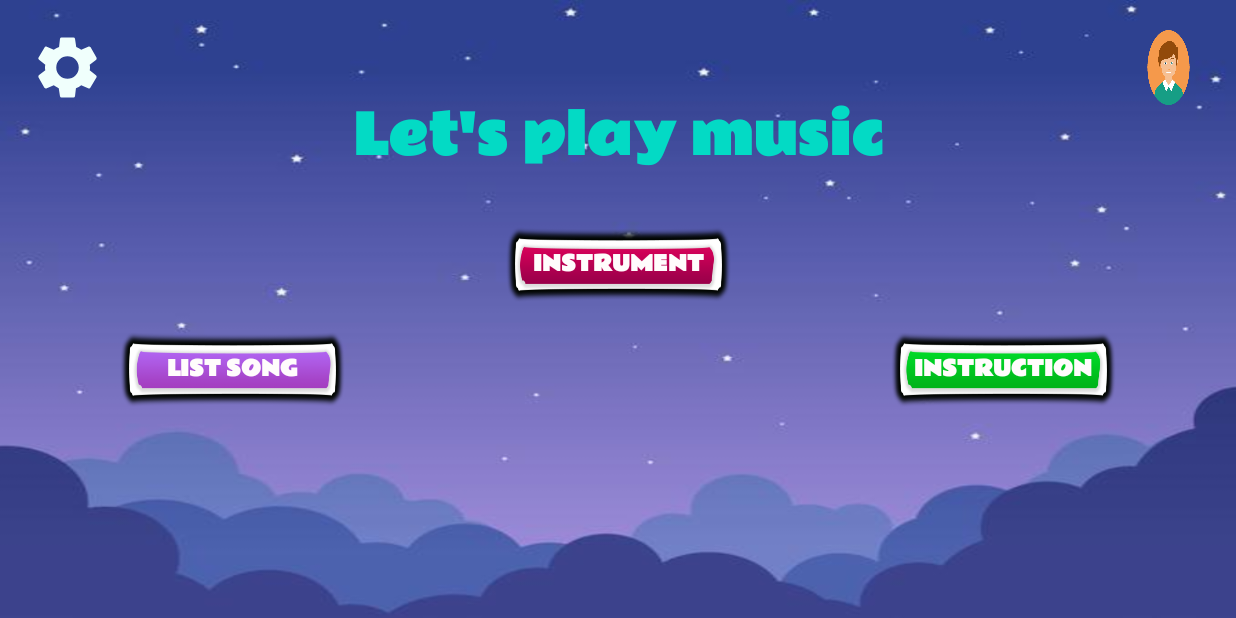
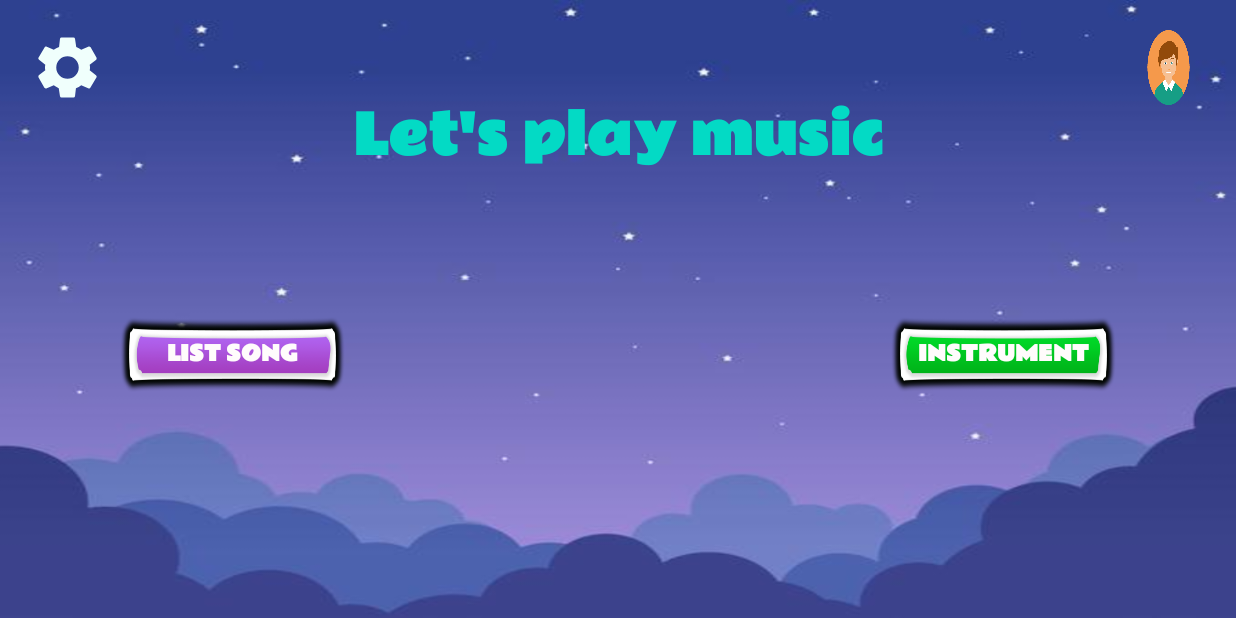
Before and after one commit to linhmiyano99/PianoForKid, an Android app: the screen it shows after launch (MainMenuActivity), on a phone screen of 824 x 412 dp (held sideways). Run offline under Robolectric (Android 15) with nearby library versions, the phone set to English and light mode, and no system bars; our stand-ins replace Room's generated code.

Commit message:
update ui menu

```diff
--- a/app/src/main/res/layout/activity_main_menu.xml
+++ b/app/src/main/res/layout/activity_main_menu.xml
@@ -28,38 +28,27 @@
         style="@style/text_button"
         android:layout_width="150dp"
         android:layout_height="50dp"
-        android:layout_marginStart="80dp"
+        android:layout_marginStart="@dimen/margin_button"
         android:background="@drawable/button_list_song"
         android:baselineAlignBottom="true"
         android:text="@string/list_song"
-        app:layout_constraintBaseline_toBaselineOf="@+id/buttonInstruction"
-        app:layout_constraintEnd_toStartOf="@+id/buttonInstruction"
+        app:layout_constraintBaseline_toBaselineOf="@+id/button_instrument"
+        app:layout_constraintEnd_toStartOf="@+id/button_instrument"
         app:layout_constraintHorizontal_bias="0.0"
         app:layout_constraintStart_toStartOf="parent" />
 
+
     <Button
-        android:id="@+id/buttonInstruction"
+        android:layout_marginTop="@dimen/margin_button"
+        android:id="@+id/button_instrument"
         style="@style/text_button"
         android:layout_width="150dp"
         android:layout_height="50dp"
-        android:layout_marginTop="@dimen/margin_top_button"
         android:layout_marginEnd="@dimen/margin_button"
         android:background="@drawable/button_play_songs"
         android:baselineAlignBottom="true"
-        android:text="@string/instruction"
-        app:layout_constraintEnd_toEndOf="parent"
-        app:layout_constraintTop_toBottomOf="@+id/buttonInstrument" />
-
-    <Button
-        android:id="@+id/buttonInstrument"
-        style="@style/text_button"
-        android:layout_width="150dp"
-        android:layout_height="50dp"
-        android:layout_marginTop="@dimen/margin_top_button"
-        android:background="@drawable/button_instrument"
         android:text="@string/instrument"
         app:layout_constraintEnd_toEndOf="parent"
-        app:layout_constraintStart_toStartOf="parent"
         app:layout_constraintTop_toBottomOf="@+id/text_title" />
 
     <ImageButton
```
